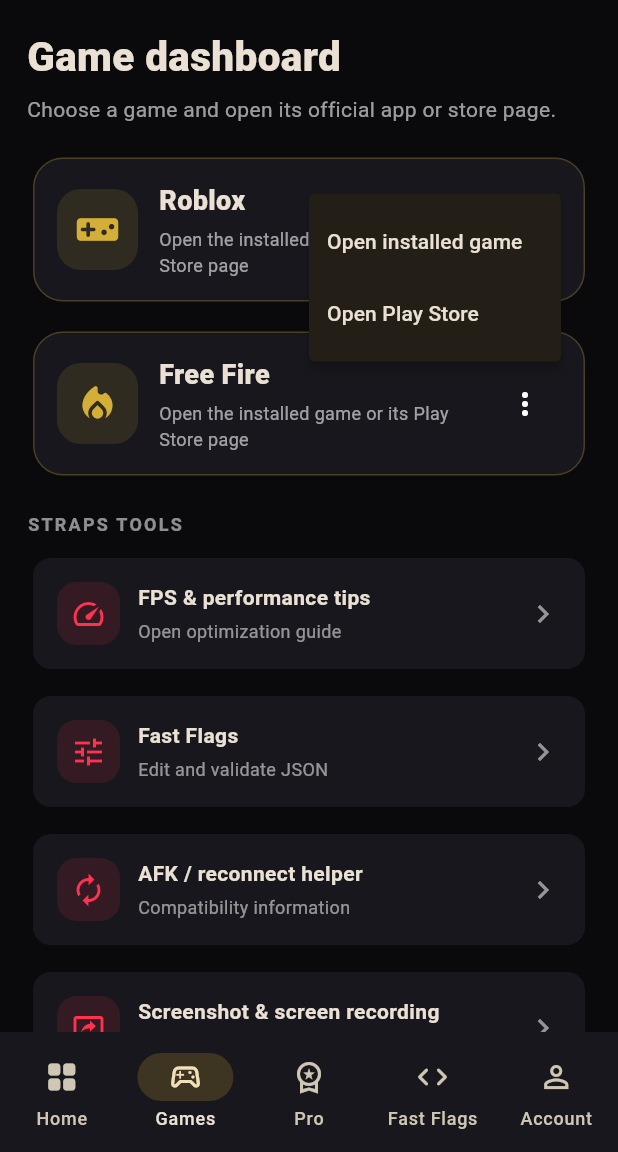
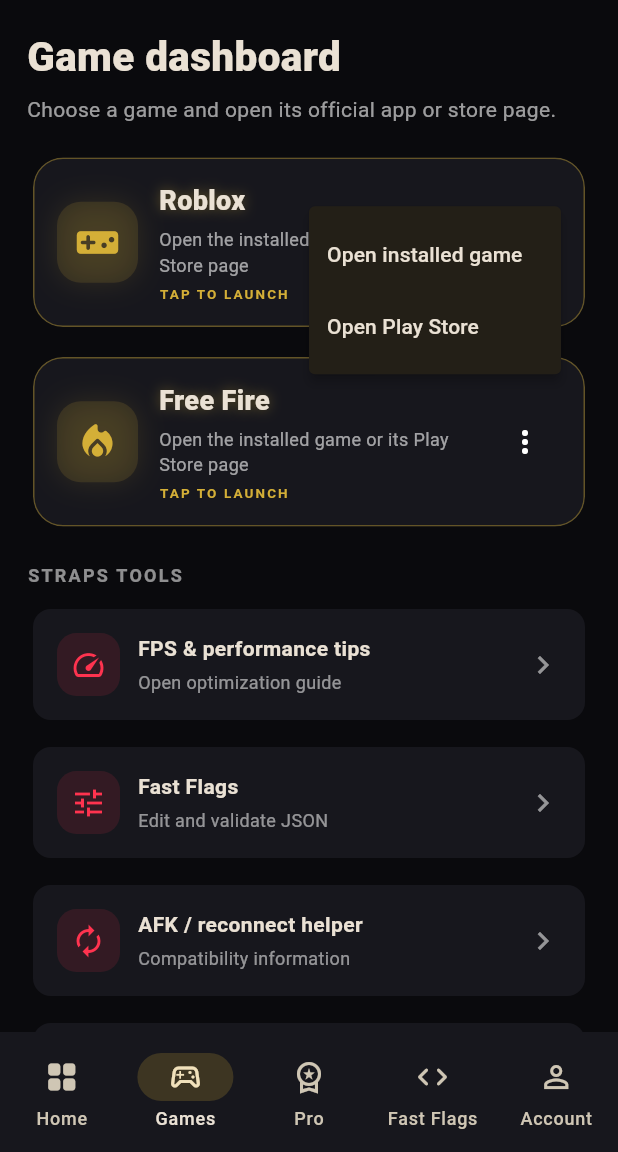
Before and after one commit to hydraabhinav121-cloud/insane-strap-mobile, a Flutter app: the screen it shows after launch, item 2 of the bottom bar chosen, after a tap on the "more vert" icon, on a phone screen of 412 x 824 dp, the part 84-1236 px from its top. Run offline on Flutter 3.47's test engine with Material 3 defaults, Android fonts, the phone set to English and light mode, and no system bars; our stand-ins replace shared_preferences; missing offline and left inert: android_intent_plus.

Commit message:
Improve direct game launch and account connection errors

```diff
--- a/mobile_v3/lib/main.dart
+++ b/mobile_v3/lib/main.dart
@@ -32,7 +32,7 @@
     body: AnimatedBuilder(animation: _c, builder: (_, __) {
       final t = Curves.easeOutCubic.transform(_c.value);
       return Center(child: Column(mainAxisSize: MainAxisSize.min, children: [
-        Transform.scale(scale: .65 + .35*t, child: Opacity(opacity: t, child: const Icon(Icons.workspace_premium_rounded, size: 104, color: gold))),
+        Transform.scale(scale: .65 + .35*t, child: Opacity(opacity: t, child: Image.asset('assets/app_icon.png', width: 124, height: 124, fit: BoxFit.contain, errorBuilder: (_, __, ___) => const Icon(Icons.workspace_premium_rounded, size: 104, color: gold)))),
         const SizedBox(height: 26),
         Row(mainAxisSize: MainAxisSize.min, children: List.generate(_letters.length, (i) =>
           Opacity(opacity: ((_c.value*1.7)-i*.15).clamp(0.0, 1.0),
@@ -175,33 +175,48 @@
     ),
   ]);
 
-  Widget _gameCard(String name, String subtitle, IconData icon, String packageName, String storeUrlText) => Card(
-    shape: RoundedRectangleBorder(borderRadius: BorderRadius.circular(20), side: const BorderSide(color: Color(0x44D4AF37))),
-    child: Padding(padding: const EdgeInsets.all(16), child: Row(children: [
-      Container(width: 54, height: 54, decoration: BoxDecoration(color: const Color(0x22D4AF37), borderRadius: BorderRadius.circular(16)), child: Icon(icon, color: const Color(0xFFD4AF37), size: 30)),
-      const SizedBox(width: 14),
-      Expanded(child: Column(crossAxisAlignment: CrossAxisAlignment.start, children: [
-        Text(name, style: const TextStyle(fontWeight: FontWeight.w900, fontSize: 18)),
-        const SizedBox(height: 4),
-        Text(subtitle, style: const TextStyle(color: Colors.white60, fontSize: 12)),
-      ])),
-      PopupMenuButton<String>(
-        icon: const Icon(Icons.more_vert),
-        onSelected: (v) async {
-          if (v == 'launch') {
+  Future<void> _openGame(String name, String packageName, String storeUrlText) async {
     try {
       await AndroidIntent(
         action: 'android.intent.action.MAIN',
         category: 'android.intent.category.LAUNCHER',
         package: packageName,
       ).launch();
-              return;
     } catch (_) {
-              if (mounted) _snack('$name may not be installed. Opening its store page.');
+      if (!mounted) return;
+      _snack('$name is not installed or Android could not open it. Opening its store page.');
+      final ok = await launchUrl(Uri.parse(storeUrlText), mode: LaunchMode.externalApplication);
+      if (!ok && mounted) _snack('Could not open $name. Check whether it is installed.');
     }
   }
+
+  Widget _gameCard(String name, String subtitle, IconData icon, String packageName, String storeUrlText) => Card(
+    shape: RoundedRectangleBorder(borderRadius: BorderRadius.circular(20), side: const BorderSide(color: Color(0x66D4AF37))),
+    clipBehavior: Clip.antiAlias,
+    child: InkWell(
+      onTap: () => _openGame(name, packageName, storeUrlText),
+      child: Padding(padding: const EdgeInsets.all(16), child: Row(children: [
+        Container(width: 54, height: 54, decoration: BoxDecoration(
+          color: const Color(0x22D4AF37), borderRadius: BorderRadius.circular(16),
+          boxShadow: [BoxShadow(color: gold.withValues(alpha: .14), blurRadius: 16)],
+        ), child: Icon(icon, color: gold, size: 30)),
+        const SizedBox(width: 14),
+        Expanded(child: Column(crossAxisAlignment: CrossAxisAlignment.start, children: [
+          Text(name, style: const TextStyle(fontWeight: FontWeight.w900, fontSize: 18, shadows: [Shadow(color: Color(0x66D4AF37), blurRadius: 10)])),
+          const SizedBox(height: 4),
+          Text(subtitle, style: const TextStyle(color: Colors.white60, fontSize: 12)),
+          const SizedBox(height: 4),
+          const Text('TAP TO LAUNCH', style: TextStyle(color: gold, fontSize: 9, letterSpacing: 1.4, fontWeight: FontWeight.bold)),
+        ])),
+        PopupMenuButton<String>(
+          icon: const Icon(Icons.more_vert),
+          onSelected: (v) async {
+            if (v == 'launch') {
+              await _openGame(name, packageName, storeUrlText);
+            } else {
               final ok = await launchUrl(Uri.parse(storeUrlText), mode: LaunchMode.externalApplication);
               if (!ok && mounted) _snack('Could not open $name store page.');
+            }
           },
           itemBuilder: (_) => const [
             PopupMenuItem(value: 'launch', child: Text('Open installed game')),
@@ -209,6 +224,7 @@
           ],
         ),
       ])),
+    ),
   );
 
   void _showToolInfo(String title, String message) {
```
Also changed, not shown: mobile_v3/lib/auth.dart (+6 -2 lines). Lines whose indentation alone changed are shown as unchanged.
